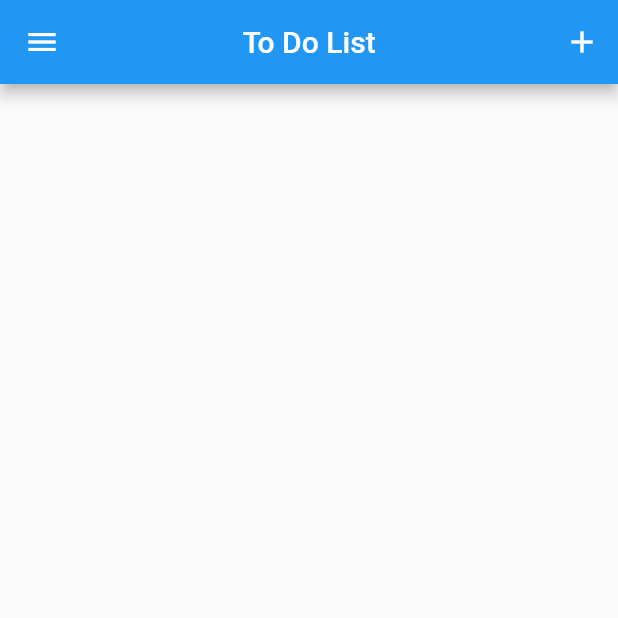
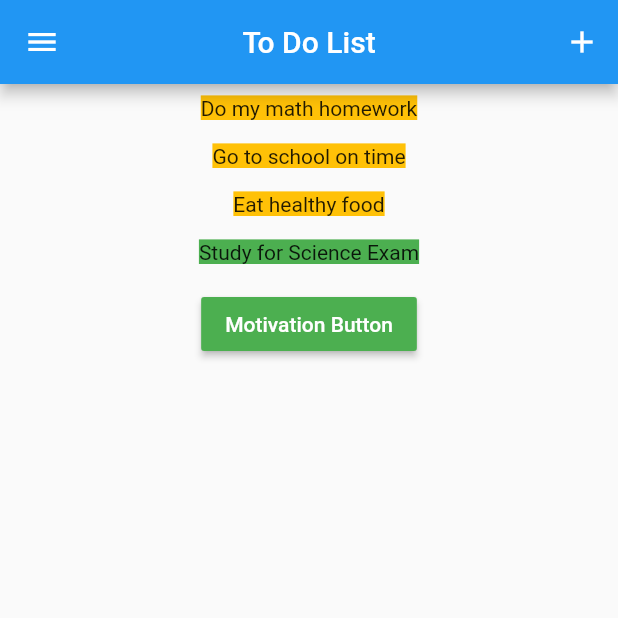
Before and after one commit to RanaHisham18/MyFlutTodo, a Flutter app: the screen it shows after launch, on a phone screen of 412 x 824 dp, the top half of it. Run offline on Flutter 3.47's test engine with Material 2 defaults, Android fonts, the phone set to English and light mode, and no system bars.

Commit message:
Add the highlighted text and the button in the body of the to-do screen

```diff
--- a/lib/to_do.dart
+++ b/lib/to_do.dart
@@ -19,6 +19,46 @@ class To_Do_List extends StatelessWidget {
           )
         ],
       ),
+      body: Container(
+        width: double.infinity,
+        child: Column(
+          children: [
+            const Padding(
+              padding: EdgeInsets.all(8.0),
+              child: Text(
+                "Do my math homework",
+                style: TextStyle(backgroundColor: Colors.amber),
+              ),
+            ),
+            const Padding(
+              padding: EdgeInsets.all(8.0),
+              child: Text("Go to school on time",
+                  style: TextStyle(backgroundColor: Colors.amber)),
+            ),
+            Padding(
+              padding: const EdgeInsets.all(8.0),
+              child: const Text("Eat healthy food",
+                  style: TextStyle(backgroundColor: Colors.amber)),
+            ),
+            Padding(
+              padding: const EdgeInsets.all(8.0),
+              child: const Text("Study for Science Exam",
+                  style: TextStyle(backgroundColor: Colors.green)),
+            ),
+            Padding(
+              padding: const EdgeInsets.all(8.0),
+              child: MaterialButton(
+                onPressed: () {
+                  print("You can do this");
+                },
+                color: Colors.green,
+                textColor: Colors.white,
+                child: const Text("Motivation Button"),
+              ),
+            )
+          ],
+        ),
+      ),
     );
   }
 }
```
